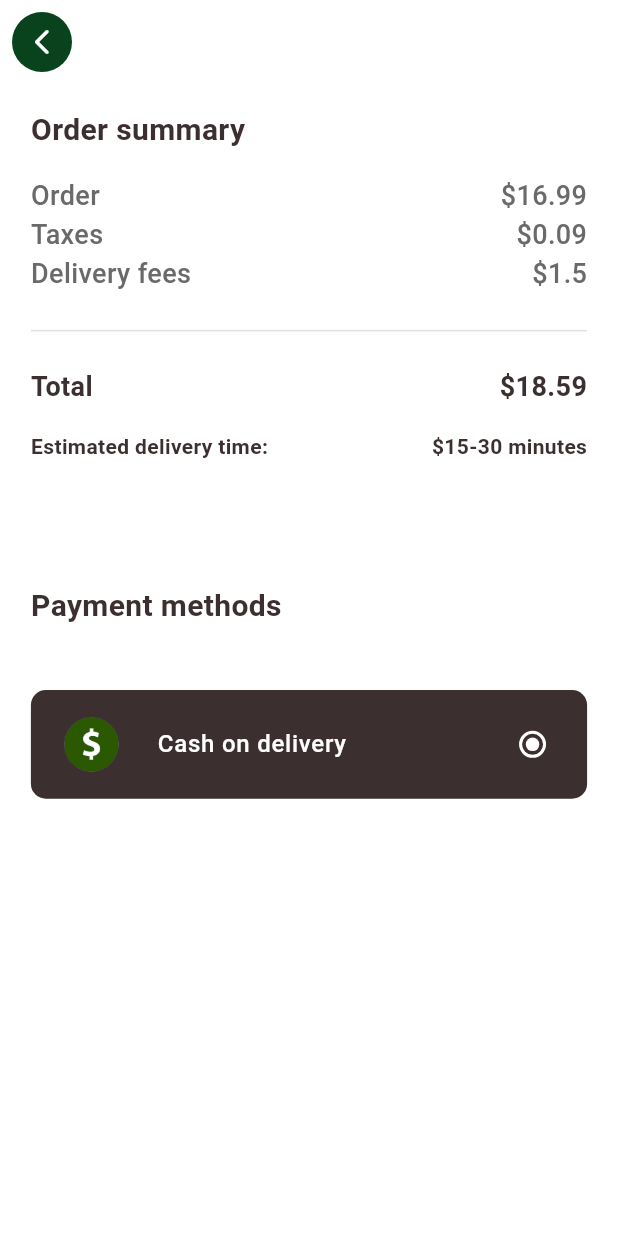
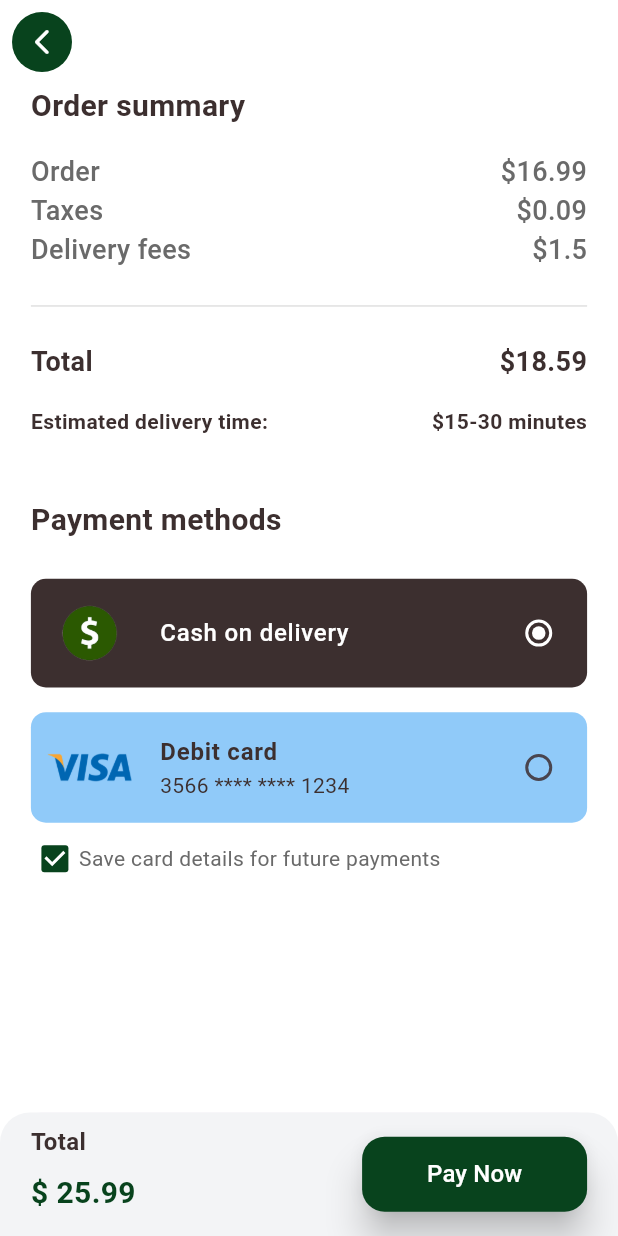
Before and after one commit to M-Waleed-Elsherbeny/Hungry-App, a Flutter app: the screen it shows after launch, item 2 of the bottom bar chosen, after a tap on "Checkout", on a phone screen of 412 x 824 dp. Run offline on Flutter 3.47's test engine with Material 3 defaults, Android fonts, the phone set to English and light mode, and no system bars; our stand-ins replace flutter_svg, google_fonts.

Commit message:
- added checkout payment method

```diff
--- /dev/null
+++ b/lib/core/components/custom_total_with_button.dart
@@ -0,0 +1,50 @@
+import 'package:flutter/material.dart';
+import 'package:hungry_app/core/components/custom_button.dart';
+import 'package:hungry_app/core/styles/colors/app_colors.dart';
+import 'package:hungry_app/core/styles/fonts/app_text_style.dart';
+import 'package:hungry_app/core/utils/spacer.dart';
+
+class CustomTotalWithButton extends StatelessWidget {
+  const CustomTotalWithButton({super.key, required this.totalPrice, required this.buttonTitle, required this.onTap});
+  final String totalPrice, buttonTitle;
+  final VoidCallback onTap;
+
+  @override
+  Widget build(BuildContext context) {
+    double deviceHeight = MediaQuery.of(context).size.height;
+    double deviceWidth = MediaQuery.of(context).size.width;
+    return Container(
+      width: double.infinity,
+      height: deviceHeight * 0.1,
+      decoration: const BoxDecoration(
+        color: AppColors.kLightWhiteColor,
+        borderRadius: BorderRadius.only(
+          topLeft: Radius.circular(20),
+          topRight: Radius.circular(20),
+        ),
+      ),
+      padding: EdgeInsets.symmetric(
+        vertical: deviceHeight * 0.01,
+        horizontal: deviceWidth * 0.05,
+      ),
+      child: Row(
+        children: [
+          Column(
+            crossAxisAlignment: CrossAxisAlignment.start,
+            children: [
+              const Text("Total", style: AppTextStyle.textBrown16W600),
+              heightSpace(deviceHeight * 0.01),
+              Text("\$ $totalPrice", style: AppTextStyle.textGreen20WBold),
+            ],
+          ),
+          const Spacer(),
+          CustomButton(
+            title: buttonTitle,
+            onTap: onTap,
+          ),
+          heightSpace(deviceHeight * 0.1),
+        ],
+      ),
+    );
+  }
+}
--- a/lib/core/styles/assets/app_assets.dart
+++ b/lib/core/styles/assets/app_assets.dart
@@ -25,5 +25,6 @@ class AppAssets {
   // icons
   static const String cashOnDelivery = '$iconPath/cash.png';
   static const String visaMethod = '$iconPath/visa.png';
+  static const String success = '$iconPath/success.png';
 
 }
--- a/lib/core/styles/fonts/app_text_style.dart
+++ b/lib/core/styles/fonts/app_text_style.dart
@@ -62,4 +62,10 @@ class AppTextStyle {
     fontWeight: FontWeight.w500,
     overflow: TextOverflow.ellipsis,
   );
+  static const TextStyle textGrey16W400 = TextStyle(
+    color: AppColors.kGreyColor,
+    fontSize: 16,
+    fontWeight: FontWeight.w400,
+    overflow: TextOverflow.ellipsis,
+  );
 }
--- a/lib/features/cart/view/cart_view.dart
+++ b/lib/features/cart/view/cart_view.dart
@@ -1,9 +1,7 @@
 import 'package:flutter/material.dart';
-import 'package:hungry_app/core/components/custom_button.dart';
+import 'package:hungry_app/core/components/custom_total_with_button.dart';
 import 'package:hungry_app/core/styles/assets/app_assets.dart';
 import 'package:hungry_app/core/styles/colors/app_colors.dart';
-import 'package:hungry_app/core/styles/fonts/app_text_style.dart';
-import 'package:hungry_app/core/utils/spacer.dart';
 import 'package:hungry_app/features/cart/widgets/custom_cart_card.dart';
 import 'package:hungry_app/features/checkout/view/checkout_view.dart';
 
@@ -61,33 +59,9 @@ class _CartViewState extends State<CartView> {
         ),
       ),
       // Total Section
-      bottomSheet: Container(
-        width: double.infinity,
-        height: deviceHeight * 0.1,
-        decoration: const BoxDecoration(
-          color: AppColors.kLightWhiteColor,
-          borderRadius: BorderRadius.only(
-            topLeft: Radius.circular(20),
-            topRight: Radius.circular(20),
-          ),
-        ),
-        padding: EdgeInsets.symmetric(
-          vertical: deviceHeight * 0.01,
-          horizontal: deviceWidth * 0.05,
-        ),
-        child: Row(
-          children: [
-            Column(
-              crossAxisAlignment: CrossAxisAlignment.start,
-              children: [
-                const Text("Total", style: AppTextStyle.textBrown16W600),
-                heightSpace(deviceHeight * 0.01),
-                const Text("\$ 18.99", style: AppTextStyle.textGreen20WBold),
-              ],
-            ),
-            const Spacer(),
-            CustomButton(
-              title: "Checkout",
+      bottomSheet: CustomTotalWithButton(
+        totalPrice: "18.99",
+        buttonTitle: "Checkout",
         onTap: () {
           Navigator.push(
             context,
@@ -95,10 +69,6 @@ class _CartViewState extends State<CartView> {
           );
         },
       ),
-            heightSpace(deviceHeight * 0.1),
-          ],
-        ),
-      ),
     );
   }
 }
--- a/lib/features/checkout/view/checkout_view.dart
+++ b/lib/features/checkout/view/checkout_view.dart
@@ -1,14 +1,23 @@
 import 'package:flutter/material.dart';
 import 'package:hungry_app/core/components/custom_back_button.dart';
+import 'package:hungry_app/core/components/custom_button.dart';
+import 'package:hungry_app/core/components/custom_total_with_button.dart';
 import 'package:hungry_app/core/styles/assets/app_assets.dart';
 import 'package:hungry_app/core/styles/colors/app_colors.dart';
 import 'package:hungry_app/core/styles/fonts/app_text_style.dart';
 import 'package:hungry_app/core/utils/spacer.dart';
+import 'package:hungry_app/features/checkout/widgets/checkout_payment_method.dart';
 import 'package:hungry_app/features/checkout/widgets/custom_order_details.dart';
 
-class CheckOutView extends StatelessWidget {
+class CheckOutView extends StatefulWidget {
   const CheckOutView({super.key});
 
+  @override
+  State<CheckOutView> createState() => _CheckOutViewState();
+}
+
+class _CheckOutViewState extends State<CheckOutView> {
+  String selectedValue = "Cash";
   @override
   Widget build(BuildContext context) {
     double deviceWidth = MediaQuery.of(context).size.width;
@@ -16,10 +25,7 @@ class CheckOutView extends StatelessWidget {
     return Scaffold(
       appBar: AppBar(leading: customBackButton(context)),
       body: Padding(
-        padding: EdgeInsets.symmetric(
-          horizontal: deviceWidth * 0.05,
-          vertical: deviceHeight * 0.02,
-        ),
+        padding: EdgeInsets.symmetric(horizontal: deviceWidth * 0.05),
         child: Column(
           mainAxisAlignment: MainAxisAlignment.start,
           crossAxisAlignment: CrossAxisAlignment.start,
@@ -37,37 +43,105 @@ class CheckOutView extends StatelessWidget {
               total: "18.59",
             ),
 
-            heightSpace(deviceHeight * 0.1),
+            heightSpace(deviceHeight * 0.05),
             Text(
               "Payment methods",
               style: AppTextStyle.textBrown16W600.copyWith(fontSize: 20),
             ),
-            heightSpace(deviceHeight * 0.05),
+            heightSpace(deviceHeight * 0.03),
 
-            ListTile(
-              contentPadding: EdgeInsets.symmetric(
-                horizontal: deviceWidth * 0.03,
-                vertical: deviceHeight * 0.01,
-              ),
-              shape: RoundedRectangleBorder(
-                borderRadius: BorderRadius.circular(10),
-              ),
-              tileColor: AppColors.kBrownColor,
-              title: const Text(
-                "Cash on delivery",
-                style: AppTextStyle.textWhite16W500,
-              ),
-              leading: Image.asset(AppAssets.cashOnDelivery),
-              trailing: Radio(
-                value: "cash",
-                groupValue: "cash",
-                activeColor: AppColors.kWhiteColor,
-                onChanged: (value) {},
-              ),
+            // Cash Method
+            CheckoutPaymentMethod(
+              paymentMethod: "Cash on delivery",
+              paymentImage: AppAssets.cashOnDelivery,
+              radioValue: "Cash",
+              radioGroupValue: selectedValue,
+              onChanged: (value) => setState(() => selectedValue = value!),
+              onTap: () => setState(() => selectedValue = "Cash"),
+            ),
+            heightSpace(deviceHeight * 0.02),
+            // Visa Method
+            CheckoutPaymentMethod(
+              paymentMethod: "Debit card",
+              paymentImage: AppAssets.visaMethod,
+              radioValue: "Visa",
+              radioGroupValue: selectedValue,
+              onChanged: (value) => setState(() => selectedValue = value!),
+              onTap: () => setState(() => selectedValue = "Visa"),
+              tileColor: Colors.blue.shade200,
+              isVisa: true,
+            ),
+
+            Row(
+              children: [
+                Checkbox(
+                  activeColor: AppColors.kPrimaryColor,
+                  value: true,
+                  onChanged: (value) {},
+                  visualDensity: const VisualDensity(horizontal: -4),
+                ),
+
+                Expanded(
+                  child: Text(
+                    "Save card details for future payments",
+                    style: AppTextStyle.textGrey16W400.copyWith(fontSize: 14),
+                  ),
+                ),
+              ],
             ),
           ],
         ),
       ),
+
+      bottomSheet: CustomTotalWithButton(
+        totalPrice: "25.99",
+        buttonTitle: "Pay Now",
+        onTap: () {
+          showDialog(
+            context: context,
+            builder: (_) => SizedBox(
+              height: deviceHeight * 0.1,
+              child: Dialog(
+                elevation: 50,
+                shadowColor: AppColors.kPrimaryColor,
+                backgroundColor: AppColors.kWhiteColor,
+                child: Container(
+                  height: deviceHeight * 0.4,
+                  padding: EdgeInsets.symmetric(
+                    horizontal: deviceWidth * 0.05,
+                    vertical: deviceHeight * 0.02,
+                  ),
+                  child: Column(
+                    mainAxisAlignment: MainAxisAlignment.spaceEvenly,
+                    children: [
+                      Image.asset(AppAssets.success, width: deviceWidth * 0.3),
+                      const Text(
+                        "Payment successful",
+                        style: AppTextStyle.textBrown16W600,
+                      ),
+                      heightSpace(deviceHeight * 0.02),
+                      Expanded(
+                        child: Text(
+                          "Your payment was successful.\nA receipt for this purchase has \nbeen sent to your email.",
+                          style: AppTextStyle.textGrey16W400.copyWith(
+                            fontSize: 14,
+                          ),
+                        ),
+                      ),
+                      CustomButton(
+                        title: "Done",
+                        onTap: () {
+                          Navigator.pop(context);
+                        },
+                      ),
+                    ],
+                  ),
+                ),
+              ),
+            ),
+          );
+        },
+      ),
     );
   }
 }
--- /dev/null
+++ b/lib/features/checkout/widgets/checkout_payment_method.dart
@@ -0,0 +1,55 @@
+import 'package:flutter/material.dart';
+import 'package:hungry_app/core/styles/colors/app_colors.dart';
+import 'package:hungry_app/core/styles/fonts/app_text_style.dart';
+
+class CheckoutPaymentMethod extends StatelessWidget {
+  const CheckoutPaymentMethod({
+    super.key,
+    required this.paymentMethod,
+    required this.paymentImage,
+    required this.radioValue,
+    this.tileColor,
+    this.isVisa = false,
+    required this.radioGroupValue,
+    required this.onChanged,
+    this.onTap,
+  });
+  final String paymentMethod, paymentImage, radioValue, radioGroupValue;
+  final Color? tileColor;
+  final bool isVisa;
+  final ValueChanged<String?> onChanged;
+  final VoidCallback? onTap;
+
+  @override
+  Widget build(BuildContext context) {
+    double deviceWidth = MediaQuery.of(context).size.width;
+    double deviceHeight = MediaQuery.of(context).size.height;
+    return ListTile(
+      onTap: onTap,
+      contentPadding: EdgeInsets.symmetric(
+        horizontal: deviceWidth * 0.02,
+        vertical: isVisa ? deviceHeight * 0.001 : deviceHeight * 0.01,
+      ),
+      shape: RoundedRectangleBorder(borderRadius: BorderRadius.circular(10)),
+      tileColor: tileColor ?? AppColors.kBrownColor,
+      title: Text(
+        paymentMethod,
+        style: isVisa
+            ? AppTextStyle.textBrown16W600
+            : AppTextStyle.textWhite16W500,
+      ),
+      subtitle: isVisa
+          ? const Text(
+              "3566 **** **** 1234",
+              style: AppTextStyle.textBrown14W400,
+            )
+          : null,
+      leading: Image.asset(paymentImage, width: deviceWidth * 0.15),
+      trailing: RadioGroup(
+        groupValue: radioGroupValue,
+        onChanged: onChanged,
+        child: Radio(value: radioValue, activeColor: AppColors.kWhiteColor),
+      ),
+    );
+  }
+}
```
Also changed, not shown: assets/icons/success.png (added), assets/icons/success_1.png (added), assets/icons/success_2.png (added). Lines whose indentation alone changed are shown as unchanged.
